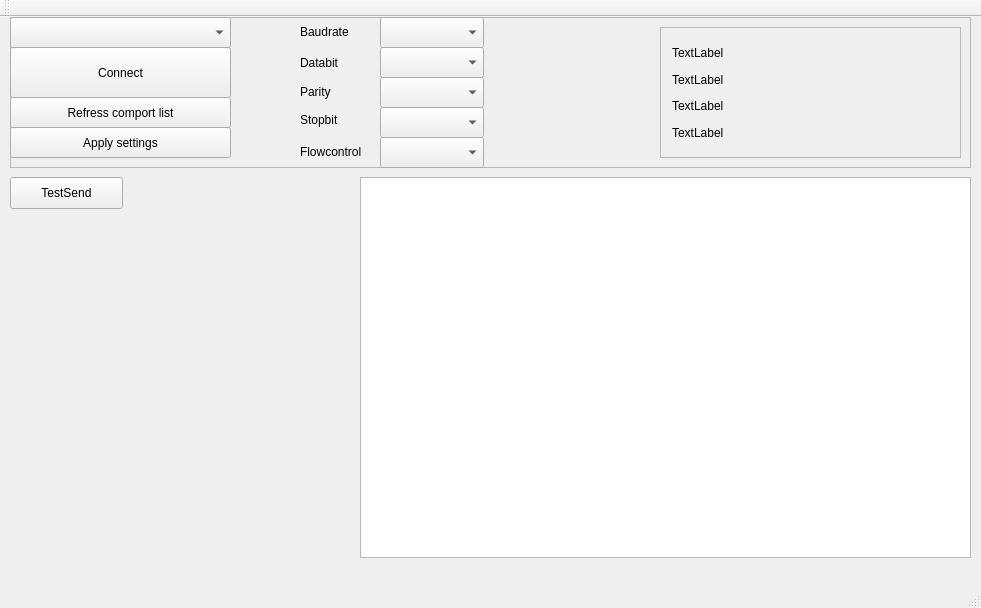
Old version of the form mainwindow.ui in the repository tipih/Drone_updater.
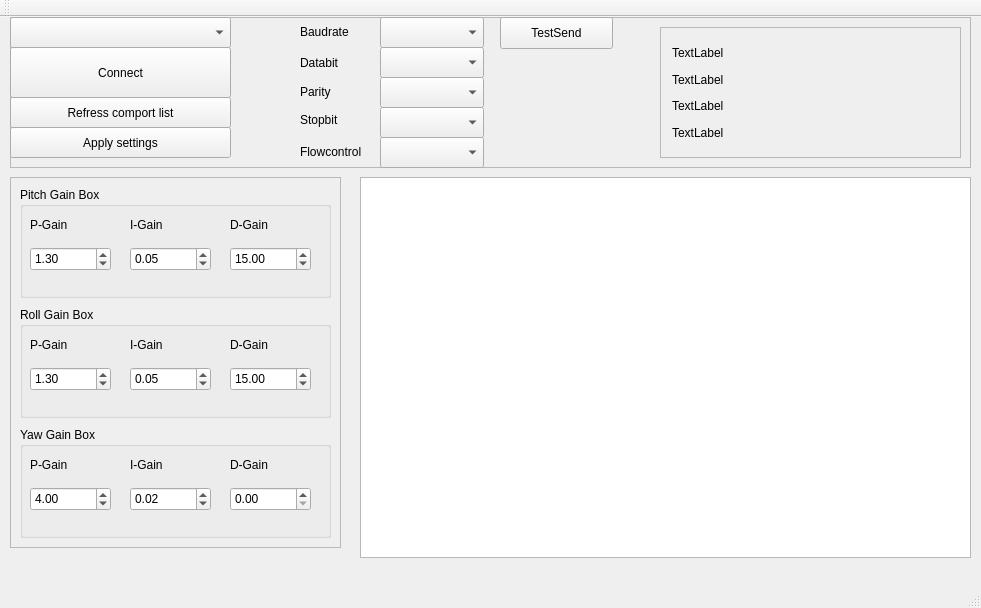
New version of the form. Custom widgets are drawn as their Qt base class.

Commit message: Added all tuning params to the UI,added a function to convert from float to hex to string, this is to be used for building up the string fot the RFM2PI serial communication, now we need to restore the values in the other end of the Radio :)

The edit to the form file:
```diff
--- a/mainwindow.ui
+++ b/mainwindow.ui
@@ -252,6 +252,19 @@
       <string>Flowcontrol</string>
      </property>
     </widget>
+    <widget class="QPushButton" name="pushButton">
+     <property name="geometry">
+      <rect>
+       <x>490</x>
+       <y>0</y>
+       <width>113</width>
+       <height>32</height>
+      </rect>
+     </property>
+     <property name="text">
+      <string>TestSend</string>
+     </property>
+    </widget>
    </widget>
    <widget class="Console" name="uiConsole">
     <property name="geometry">
@@ -263,18 +276,375 @@
      </rect>
     </property>
    </widget>
-   <widget class="QPushButton" name="pushButton">
+   <widget class="QFrame" name="frame_3">
     <property name="geometry">
      <rect>
       <x>10</x>
       <y>160</y>
-      <width>113</width>
-      <height>32</height>
+      <width>331</width>
+      <height>371</height>
      </rect>
     </property>
-    <property name="text">
-     <string>TestSend</string>
+    <property name="frameShape">
+     <enum>QFrame::StyledPanel</enum>
     </property>
+    <property name="frameShadow">
+     <enum>QFrame::Raised</enum>
+    </property>
+    <widget class="QGroupBox" name="PicthBox">
+     <property name="geometry">
+      <rect>
+       <x>10</x>
+       <y>10</y>
+       <width>311</width>
+       <height>111</height>
+      </rect>
+     </property>
+     <property name="title">
+      <string>Pitch Gain Box</string>
+     </property>
+     <widget class="QLabel" name="pitch_p_gain_label">
+      <property name="geometry">
+       <rect>
+        <x>10</x>
+        <y>30</y>
+        <width>59</width>
+        <height>16</height>
+       </rect>
+      </property>
+      <property name="text">
+       <string>P-Gain</string>
+      </property>
+     </widget>
+     <widget class="QLabel" name="pitch_i_gain_label">
+      <property name="geometry">
+       <rect>
+        <x>110</x>
+        <y>30</y>
+        <width>59</width>
+        <height>16</height>
+       </rect>
+      </property>
+      <property name="text">
+       <string>I-Gain</string>
+      </property>
+     </widget>
+     <widget class="QLabel" name="pitch_d_gain_label_2">
+      <property name="geometry">
+       <rect>
+        <x>210</x>
+        <y>30</y>
+        <width>59</width>
+        <height>16</height>
+       </rect>
+      </property>
+      <property name="text">
+       <string>D-Gain</string>
+      </property>
+     </widget>
+     <widget class="QDoubleSpinBox" name="pitch_p_gain_spin">
+      <property name="geometry">
+       <rect>
+        <x>10</x>
+        <y>60</y>
+        <width>81</width>
+        <height>24</height>
+       </rect>
+      </property>
+      <property name="accelerated">
+       <bool>true</bool>
+      </property>
+      <property name="maximum">
+       <double>30.000000000000000</double>
+      </property>
+      <property name="singleStep">
+       <double>0.100000000000000</double>
+      </property>
+      <property name="value">
+       <double>1.300000000000000</double>
+      </property>
+     </widget>
+     <widget class="QDoubleSpinBox" name="pitch_i_gain_spin">
+      <property name="geometry">
+       <rect>
+        <x>110</x>
+        <y>60</y>
+        <width>81</width>
+        <height>24</height>
+       </rect>
+      </property>
+      <property name="accelerated">
+       <bool>true</bool>
+      </property>
+      <property name="maximum">
+       <double>30.000000000000000</double>
+      </property>
+      <property name="singleStep">
+       <double>0.100000000000000</double>
+      </property>
+      <property name="value">
+       <double>0.050000000000000</double>
+      </property>
+     </widget>
+     <widget class="QDoubleSpinBox" name="pitch_d_gain_spin">
+      <property name="geometry">
+       <rect>
+        <x>210</x>
+        <y>60</y>
+        <width>81</width>
+        <height>24</height>
+       </rect>
+      </property>
+      <property name="accelerated">
+       <bool>true</bool>
+      </property>
+      <property name="maximum">
+       <double>50.000000000000000</double>
+      </property>
+      <property name="singleStep">
+       <double>0.100000000000000</double>
+      </property>
+      <property name="value">
+       <double>15.000000000000000</double>
+      </property>
+     </widget>
+    </widget>
+    <widget class="QGroupBox" name="RollBox">
+     <property name="geometry">
+      <rect>
+       <x>10</x>
+       <y>130</y>
+       <width>311</width>
+       <height>111</height>
+      </rect>
+     </property>
+     <property name="title">
+      <string>Roll Gain Box</string>
+     </property>
+     <widget class="QLabel" name="roll_p_gain_label">
+      <property name="geometry">
+       <rect>
+        <x>10</x>
+        <y>30</y>
+        <width>59</width>
+        <height>16</height>
+       </rect>
+      </property>
+      <property name="text">
+       <string>P-Gain</string>
+      </property>
+     </widget>
+     <widget class="QLabel" name="roll_i_gain_label">
+      <property name="geometry">
+       <rect>
+        <x>110</x>
+        <y>30</y>
+        <width>59</width>
+        <height>16</height>
+       </rect>
+      </property>
+      <property name="text">
+       <string>I-Gain</string>
+      </property>
+     </widget>
+     <widget class="QLabel" name="roll_d_gain_label_3">
+      <property name="geometry">
+       <rect>
+        <x>210</x>
+        <y>30</y>
+        <width>59</width>
+        <height>16</height>
+       </rect>
+      </property>
+      <property name="text">
+       <string>D-Gain</string>
+      </property>
+     </widget>
+     <widget class="QDoubleSpinBox" name="roll_p_gain_spin">
+      <property name="geometry">
+       <rect>
+        <x>10</x>
+        <y>60</y>
+        <width>81</width>
+        <height>24</height>
+       </rect>
+      </property>
+      <property name="accelerated">
+       <bool>true</bool>
+      </property>
+      <property name="maximum">
+       <double>30.000000000000000</double>
+      </property>
+      <property name="singleStep">
+       <double>0.100000000000000</double>
+      </property>
+      <property name="value">
+       <double>1.300000000000000</double>
+      </property>
+     </widget>
+     <widget class="QDoubleSpinBox" name="roll_i_gain_spin">
+      <property name="geometry">
+       <rect>
+        <x>110</x>
+        <y>60</y>
+        <width>81</width>
+        <height>24</height>
+       </rect>
+      </property>
+      <property name="accelerated">
+       <bool>true</bool>
+      </property>
+      <property name="maximum">
+       <double>30.000000000000000</double>
+      </property>
+      <property name="singleStep">
+       <double>0.100000000000000</double>
+      </property>
+      <property name="value">
+       <double>0.050000000000000</double>
+      </property>
+     </widget>
+     <widget class="QDoubleSpinBox" name="roll_d_gain_spin">
+      <property name="geometry">
+       <rect>
+        <x>210</x>
+        <y>60</y>
+        <width>81</width>
+        <height>24</height>
+       </rect>
+      </property>
+      <property name="accelerated">
+       <bool>true</bool>
+      </property>
+      <property name="maximum">
+       <double>50.000000000000000</double>
+      </property>
+      <property name="singleStep">
+       <double>0.100000000000000</double>
+      </property>
+      <property name="value">
+       <double>15.000000000000000</double>
+      </property>
+     </widget>
+    </widget>
+    <widget class="QGroupBox" name="YawBox">
+     <property name="geometry">
+      <rect>
+       <x>10</x>
+       <y>250</y>
+       <width>311</width>
+       <height>111</height>
+      </rect>
+     </property>
+     <property name="title">
+      <string>Yaw Gain Box</string>
+     </property>
+     <widget class="QLabel" name="yaw_p_gain_label">
+      <property name="geometry">
+       <rect>
+        <x>10</x>
+        <y>30</y>
+        <width>59</width>
+        <height>16</height>
+       </rect>
+      </property>
+      <property name="text">
+       <string>P-Gain</string>
+      </property>
+     </widget>
+     <widget class="QLabel" name="yaw_i_gain_label_2">
+      <property name="geometry">
+       <rect>
+        <x>110</x>
+        <y>30</y>
+        <width>59</width>
+        <height>16</height>
+       </rect>
+      </property>
+      <property name="text">
+       <string>I-Gain</string>
+      </property>
+     </widget>
+     <widget class="QLabel" name="yaw_d_gain_label_4">
+      <property name="geometry">
+       <rect>
+        <x>210</x>
+        <y>30</y>
+        <width>59</width>
+        <height>16</height>
+       </rect>
+      </property>
+      <property name="text">
+       <string>D-Gain</string>
+      </property>
+     </widget>
+     <widget class="QDoubleSpinBox" name="yaw_p_gain_spin">
+      <property name="geometry">
+       <rect>
+        <x>10</x>
+        <y>60</y>
+        <width>81</width>
+        <height>24</height>
+       </rect>
+      </property>
+      <property name="accelerated">
+       <bool>true</bool>
+      </property>
+      <property name="maximum">
+       <double>30.000000000000000</double>
+      </property>
+      <property name="singleStep">
+       <double>0.100000000000000</double>
+      </property>
+      <property name="value">
+       <double>4.000000000000000</double>
+      </property>
+     </widget>
+     <widget class="QDoubleSpinBox" name="yaw_i_gain_spin">
+      <property name="geometry">
+       <rect>
+        <x>110</x>
+        <y>60</y>
+        <width>81</width>
+        <height>24</height>
+       </rect>
+      </property>
+      <property name="accelerated">
+       <bool>true</bool>
+      </property>
+      <property name="maximum">
+       <double>30.000000000000000</double>
+      </property>
+      <property name="singleStep">
+       <double>0.100000000000000</double>
+      </property>
+      <property name="value">
+       <double>0.020000000000000</double>
+      </property>
+     </widget>
+     <widget class="QDoubleSpinBox" name="yaw_d_gain_spin">
+      <property name="geometry">
+       <rect>
+        <x>210</x>
+        <y>60</y>
+        <width>81</width>
+        <height>24</height>
+       </rect>
+      </property>
+      <property name="accelerated">
+       <bool>true</bool>
+      </property>
+      <property name="maximum">
+       <double>50.000000000000000</double>
+      </property>
+      <property name="singleStep">
+       <double>0.100000000000000</double>
+      </property>
+      <property name="value">
+       <double>0.000000000000000</double>
+      </property>
+     </widget>
+    </widget>
    </widget>
   </widget>
   <widget class="QMenuBar" name="menuBar">
```
The commit also changes 3 other files.
